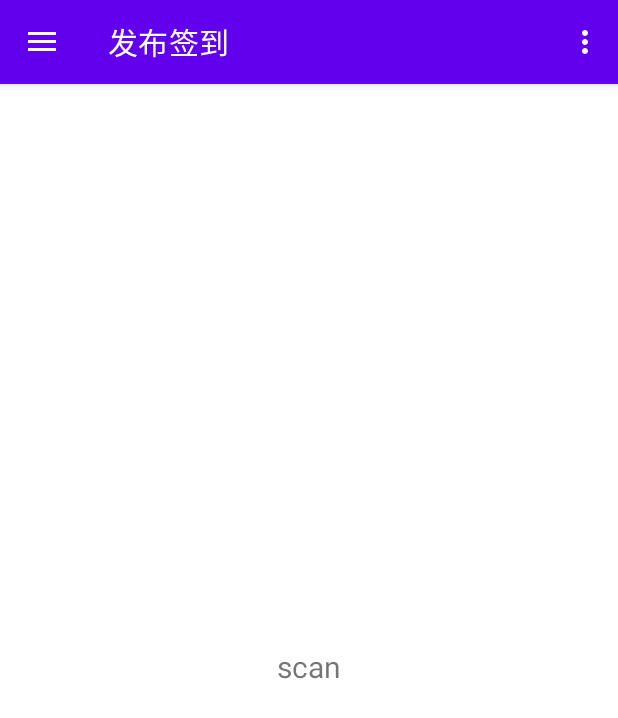
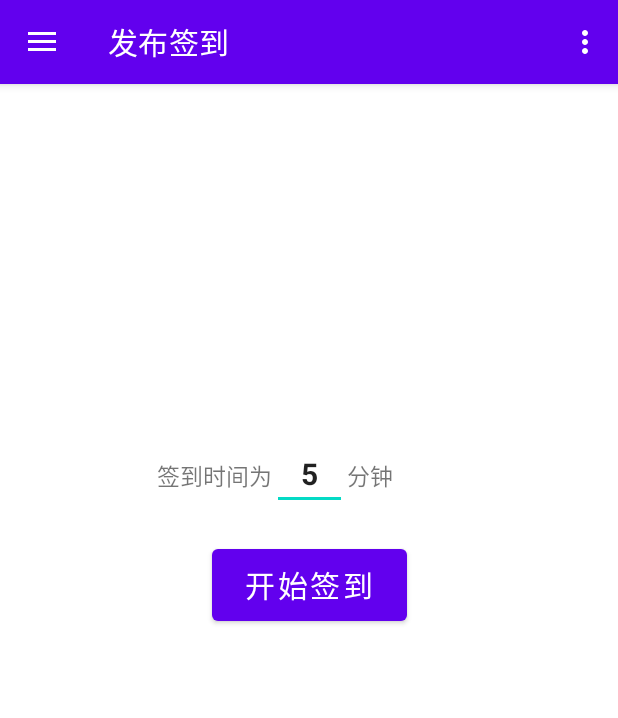
Before and after one commit to AyakaOvO/QRcodeScan, an Android app: the screen it shows after launch (MainActivity), in the side drawer, after a tap on "发布签到", on a phone screen of 412 x 824 dp. Shown: the top 718 px of the screen. Run offline under Robolectric (Android 15) with nearby library versions, the phone set to English and light mode, and no system bars; our stand-ins replace navigation-ui; libraries missing offline, so code that uses them is left out: com.yxing, com.yxing.def; 1 statement that could not run was skipped.

Commit message:
0.3基础功能完成

```diff
--- a/app/build.gradle
+++ b/app/build.gradle
@@ -45,4 +45,6 @@ dependencies {
     testImplementation 'junit:junit:4.13.2'
     androidTestImplementation 'androidx.test.ext:junit:1.1.5'
     androidTestImplementation 'androidx.test.espresso:espresso-core:3.5.1'
+    implementation 'com.github.amggg:YXing:V2.0.1'
+
 }
--- a/app/src/main/AndroidManifest.xml
+++ b/app/src/main/AndroidManifest.xml
@@ -25,4 +25,10 @@
         </activity>
     </application>
 
+    <uses-permission android:name="android.permission.CAMERA"/>
+    <uses-feature android:name="android.hardware.camera" />
+
+    <uses-permission android:name="android.permission.WRITE_EXTERNAL_STORAGE"/>
+    <uses-permission android:name="android.permission.READ_EXTERNAL_STORAGE"/>
+    <uses-permission android:name="android.permission.MANAGE_EXTERNAL_STORAGE"/>
 </manifest>
--- /dev/null
+++ b/app/src/main/java/com/example/signapp/scan/Permission.java
@@ -0,0 +1,49 @@
+package com.example.signapp.scan;
+
+
+import android.Manifest;
+import android.app.Activity;
+import android.content.pm.PackageManager;
+import android.os.Build;
+
+import androidx.core.app.ActivityCompat;
+import androidx.core.content.ContextCompat;
+
+public class Permission {
+    public static final int REQUEST_CODE = 5;
+    //定义三个权限
+    private static final String[] permission = new String[]{
+            Manifest.permission.CAMERA,
+            Manifest.permission.READ_EXTERNAL_STORAGE,
+            Manifest.permission.WRITE_EXTERNAL_STORAGE,
+    };
+    //每个权限是否已授
+    public static boolean isPermissionGranted(Activity activity){
+        if(Build.VERSION.SDK_INT >= 23){
+            for(int i = 0; i < permission.length;i++) {
+                int checkPermission = ContextCompat.checkSelfPermission(activity,permission[i]);
+                /***
+                 * checkPermission返回两个值
+                 * 有权限: PackageManager.PERMISSION_GRANTED
+                 * 无权限: PackageManager.PERMISSION_DENIED
+                 */
+                if(checkPermission != PackageManager.PERMISSION_GRANTED){
+                    return false;
+                }
+            }
+            return true;
+        }else{
+            return true;
+        }
+    }
+
+    public static boolean checkPermission(Activity activity){
+        if(isPermissionGranted(activity)) {
+            return true;
+        } else {
+            //如果没有设置过权限许可，则弹出系统的授权窗口
+            ActivityCompat.requestPermissions(activity,permission,REQUEST_CODE);
+            return false;
+        }
+    }
+}
--- a/app/src/main/java/com/example/signapp/ui/gallery/GalleryFragment.java
+++ /dev/null
@@ -1,31 +0,0 @@
-package com.example.signapp.ui.gallery;
-
-import android.os.Bundle;
-import android.view.LayoutInflater;
-import android.view.View;
-import android.view.ViewGroup;
-import android.widget.TextView;
-
-import androidx.annotation.NonNull;
-import androidx.fragment.app.Fragment;
-import androidx.lifecycle.ViewModelProvider;
-
-import com.example.signapp.R;
-import com.example.signapp.databinding.FragmentGalleryBinding;
-
-public class GalleryFragment extends Fragment {
-
-    private FragmentGalleryBinding binding;
-
-    public View onCreateView(@NonNull LayoutInflater inflater,
-                             ViewGroup container, Bundle savedInstanceState) {
-        View view = inflater.inflate(R.layout.fragment_home, container, false);
-        return view;
-    }
-
-    @Override
-    public void onDestroyView() {
-        super.onDestroyView();
-        binding = null;
-    }
-}
--- a/app/src/main/java/com/example/signapp/ui/information/InformationFragment.java
+++ b/app/src/main/java/com/example/signapp/ui/information/InformationFragment.java
@@ -13,11 +13,11 @@ import androidx.fragment.app.Fragment;
 import androidx.lifecycle.ViewModelProvider;
 
 import com.example.signapp.R;
-import com.example.signapp.databinding.FragmentHomeBinding;
+
 
 public class InformationFragment extends Fragment {
 
-    private FragmentHomeBinding binding;
+
 
     public View onCreateView(@NonNull LayoutInflater inflater,
                              ViewGroup container, Bundle savedInstanceState) {
@@ -28,6 +28,6 @@ public class InformationFragment extends Fragment {
     @Override
     public void onDestroyView() {
         super.onDestroyView();
-        binding = null;
+
     }
 }
--- a/app/src/main/java/com/example/signapp/ui/home/HomeFragment.java
+++ b/app/src/main/java/com/example/signapp/ui/manage/ManageFragment.java
@@ -1,31 +1,29 @@
-package com.example.signapp.ui.home;
+package com.example.signapp.ui.manage;
 
 import android.os.Bundle;
 import android.view.LayoutInflater;
 import android.view.View;
 import android.view.ViewGroup;
-import android.widget.TextView;
 
 import androidx.annotation.NonNull;
 import androidx.fragment.app.Fragment;
-import androidx.lifecycle.ViewModelProvider;
 
 import com.example.signapp.R;
-import com.example.signapp.databinding.FragmentHomeBinding;
 
-public class HomeFragment extends Fragment {
 
-    private FragmentHomeBinding binding;
+public class ManageFragment extends Fragment {
+
+
 
     public View onCreateView(@NonNull LayoutInflater inflater,
                              ViewGroup container, Bundle savedInstanceState) {
-       View view = inflater.inflate(R.layout.fragment_home, container, false);
+        View view = inflater.inflate(R.layout.fragment_manage, container, false);
         return view;
     }
 
     @Override
     public void onDestroyView() {
         super.onDestroyView();
-        binding = null;
+
     }
 }
--- /dev/null
+++ b/app/src/main/java/com/example/signapp/ui/scan/ScanFragment.java
@@ -0,0 +1,94 @@
+package com.example.signapp.ui.scan;
+
+import android.app.Activity;
+import android.content.Intent;
+import android.content.pm.PackageManager;
+import android.os.Bundle;
+import android.util.Log;
+import android.view.LayoutInflater;
+import android.view.View;
+import android.view.ViewGroup;
+import android.widget.Button;
+
+import androidx.annotation.NonNull;
+import androidx.annotation.Nullable;
+import androidx.appcompat.app.AppCompatActivity;
+import androidx.fragment.app.Fragment;
+import androidx.fragment.app.FragmentManager;
+
+import com.example.signapp.MainActivity;
+import com.example.signapp.R;
+import com.example.signapp.scan.Permission;
+import com.yxing.ScanCodeActivity;
+import com.yxing.ScanCodeConfig;
+import com.yxing.def.ScanStyle;
+
+
+public class ScanFragment extends Fragment {
+
+
+    AppCompatActivity appCompatActivity;
+    Fragment ScanFragment;
+    Button ScanButton ;
+
+    public View onCreateView(@NonNull LayoutInflater inflater,
+                             ViewGroup container, Bundle savedInstanceState) {
+       View view = inflater.inflate(R.layout.fragment_scan, container, false);
+
+
+       appCompatActivity = (AppCompatActivity) getActivity();
+       ScanFragment = getParentFragment();
+
+        ScanButton =  view.findViewById(R.id.ScanButton);
+        Permission.checkPermission(appCompatActivity);
+        ScanButton.setOnClickListener(new View.OnClickListener() {
+            @Override
+            public void onClick(View v) {
+
+
+                    ScanCodeConfig.create(appCompatActivity,ScanFragment )
+                            .setStyle(ScanStyle.WECHAT )
+                            //扫码成功是否播放音效  true ： 播放   false ： 不播放
+                            .setPlayAudio(false)
+                            .buidler()
+                            //跳转扫码页   扫码页可自定义样式
+                            .start(ScanCodeActivity.class);
+                }
+
+
+
+        });
+
+
+        return view;
+    }
+
+    @Override
+    public void onDestroyView() {
+        super.onDestroyView();
+
+    }
+
+
+@Override
+public void onRequestPermissionsResult(
+        int requestCode, @NonNull String[] permissions, @NonNull int[] grantResults) {
+    super.onRequestPermissionsResult(requestCode, permissions, grantResults);
+    if (requestCode == Permission.REQUEST_CODE) {
+        for (int grantResult : grantResults) {
+            if (grantResult != PackageManager.PERMISSION_GRANTED) {
+                Log.e("Permission","授权失败！");
+                // 授权失败，退出应用
+                appCompatActivity.finish();
+                return;
+            }
+        }
+    }
+}
+
+
+
+
+
+
+}
--- /dev/null
+++ b/app/src/main/java/com/example/signapp/ui/sign/SignFragment.java
@@ -0,0 +1,163 @@
+package com.example.signapp.ui.sign;
+
+import android.graphics.Bitmap;
+import android.os.Bundle;
+import android.os.Handler;
+import android.util.Log;
+import android.view.KeyEvent;
+import android.view.LayoutInflater;
+import android.view.View;
+import android.view.ViewGroup;
+import android.widget.Button;
+import android.widget.EditText;
+import android.widget.ImageView;
+import android.widget.TextView;
+
+import androidx.annotation.NonNull;
+import androidx.fragment.app.Fragment;
+
+import com.example.signapp.R;
+import com.yxing.ScanCodeConfig;
+
+import java.text.SimpleDateFormat;
+import java.time.LocalDateTime;
+import java.time.LocalTime;
+import java.time.format.DateTimeFormatter;
+import java.util.Calendar;
+import java.util.Date;
+import java.util.Locale;
+import java.util.Timer;
+import java.util.TimerTask;
+
+public class SignFragment extends Fragment {
+
+        private Handler handler =null;
+        private Bitmap bitmap ;
+        private ImageView imageView;
+        private Button StarQRCodeButton;
+        private Button EndQRCodeButton;
+        private EditText editText;
+
+        private int SignTime;
+
+    public View onCreateView(@NonNull LayoutInflater inflater,
+                             ViewGroup container, Bundle savedInstanceState) {
+        View view = inflater.inflate(R.layout.fragment_sign, container, false);
+        handler = new Handler();
+
+        editText = view.findViewById(R.id.SignTime_input);
+        editText.setOnEditorActionListener(new TextView.OnEditorActionListener() {
+            @Override
+            public boolean onEditorAction(TextView v, int actionId, KeyEvent event) {
+                SignTime = Integer.parseInt(editText.getText().toString());
+                return false;
+            }
+        });
+        SignTime = Integer.parseInt(editText.getText().toString());
+
+        StarQRCodeButton = view.findViewById(R.id.Start_Sign_Button);
+        EndQRCodeButton = view.findViewById(R.id.End_Sign_Button);
+        EndQRCodeButton.setVisibility(View.GONE);
+        StarQRCodeButton.setOnClickListener(new BtnOnClickListener());
+        imageView = view.findViewById(R.id.sign_QRCode);
+        imageView.setVisibility(View.GONE);
+        return view;
+    }
+
+    class BtnOnClickListener implements View.OnClickListener {
+
+        private volatile boolean thread_stop = true;
+        private Date starDate;
+
+        public void distanceTime(Date starDate){
+            Date date = new Date();
+            if((date.getTime() - starDate.getTime())> (long) SignTime *60*1000){
+                thread_stop = false;
+            }
+
+        }
+
+        public void stopThread() {
+            thread_stop = false;
+        }
+
+
+        @Override
+        public void onClick(View v) {
+
+            starDate = new Date();
+
+            final long timeInterval = 5000;
+            imageView.setVisibility(View.VISIBLE);
+            StarQRCodeButton.setVisibility(View.GONE);
+            EndQRCodeButton.setVisibility(View.VISIBLE);
+
+
+
+            Thread t  = new Thread() {
+
+
+                @Override
+                public void run() {
+
+                    while (thread_stop  ){
+
+                        Calendar calendar = Calendar.getInstance(Locale.CHINA);
+
+                        Date date = calendar.getTime();
+                        distanceTime(date);
+                        String url  =date.toString();
+
+                        String dateString = date.toString();
+                        Log.d("date",url);
+                        bitmap = ScanCodeConfig.createQRCode(url);
+                        handler.post(runnable);
+                        Log.d("QRCode","QRCode");
+
+                        try {
+                            sleep(timeInterval);
+                        } catch (InterruptedException e) {
+                            throw new RuntimeException(e);
+                        }
+                    }
+
+
+            }
+
+                };
+                t.start();
+                ;
+
+
+            EndQRCodeButton.setOnClickListener(new View.OnClickListener() {
+                @Override
+                public void onClick(View v) {
+                    stopThread();
+                    Log.d("Thread","Thread Stop");
+                    StarQRCodeButton.setVisibility(View.VISIBLE);
+                    EndQRCodeButton.setVisibility(View.GONE);
+                    imageView.setVisibility(View.GONE);
+                }
+            });
+    }
+
+
+
+
+    }
+    Runnable runnable = new Runnable() {
+        @Override
+        public void run() {
+            imageView.setImageBitmap(bitmap);
+        }
+    };
+
+
+
+
+    @Override
+    public void onDestroyView() {
+        super.onDestroyView();
+
+    }
+}
--- a/app/src/main/res/layout/fragment_slideshow.xml
+++ b/app/src/main/res/layout/fragment_manage.xml
@@ -5,7 +5,7 @@
     android:layout_width="match_parent"
     android:layout_height="match_parent"
     android:id="@+id/nav_manage"
-    tools:context=".ui.slideshow.SlideshowFragment">
+    tools:context=".ui.manage.ManageFragment">
 
     <TextView
         android:id="@+id/text_slideshow"
--- /dev/null
+++ b/app/src/main/res/layout/fragment_sign.xml
@@ -0,0 +1,85 @@
+<?xml version="1.0" encoding="utf-8"?>
+<androidx.constraintlayout.widget.ConstraintLayout xmlns:android="http://schemas.android.com/apk/res/android"
+    xmlns:app="http://schemas.android.com/apk/res-auto"
+    xmlns:tools="http://schemas.android.com/tools"
+    android:id="@+id/nav_sign"
+    android:layout_width="match_parent"
+    android:layout_height="match_parent"
+    tools:context=".ui.sign.SignFragment">
+
+
+
+        android:layout_width="wrap_content"
+        android:layout_height="wrap_content"
+        app:layout_constraintEnd_toEndOf="parent"
+        app:layout_constraintStart_toStartOf="parent"
+
+        tools:layout_editor_absoluteY="77dp">
+
+        <TextView
+            android:layout_width="wrap_content"
+            android:layout_height="wrap_content"
+            android:text="签到时间为"
+            android:textSize="15dp"
+            app:layout_constraintBaseline_toBaselineOf="@id/SignTime_input"
+            app:layout_constraintEnd_toStartOf="@id/SignTime_input" />
+
+        <EditText
+            android:id="@+id/SignTime_input"
+            android:layout_width="50dp"
+            android:layout_height="wrap_content"
+            android:layout_marginBottom="20dp"
+            android:inputType="number"
+            android:text="5"
+            android:textAlignment="center"
+            android:textSize="20dp"
+            android:textStyle="bold"
+            app:layout_constraintBottom_toTopOf="@id/Start_Sign_Button"
+            app:layout_constraintEnd_toEndOf="parent"
+            app:layout_constraintStart_toStartOf="parent" />
+
+        <TextView
+            android:layout_width="wrap_content"
+            android:layout_height="wrap_content"
+            android:text="分钟"
+            android:textSize="15dp"
+            app:layout_constraintBaseline_toBaselineOf="@id/SignTime_input"
+            app:layout_constraintStart_toEndOf="@id/SignTime_input" />
+
+
+
+    <Button
+        android:id="@+id/Start_Sign_Button"
+        android:layout_width="130dp"
+        android:layout_height="60dp"
+        android:text="@string/Start_sign"
+        android:textAlignment="center"
+        android:textSize="20sp"
+        android:layout_marginBottom="20dp"
+        app:layout_constraintBottom_toTopOf="@id/sign_QRCode"
+        app:layout_constraintEnd_toEndOf="parent"
+        app:layout_constraintStart_toStartOf="parent" />
+
+    <ImageView
+        android:id="@+id/sign_QRCode"
+        android:layout_width="300dp"
+        android:layout_height="300dp"
+        app:layout_constraintBottom_toBottomOf="parent"
+        app:layout_constraintEnd_toEndOf="parent"
+        app:layout_constraintStart_toStartOf="parent"
+        app:layout_constraintTop_toTopOf="parent"/>
+
+
+    <Button
+        android:id="@+id/End_Sign_Button"
+        android:layout_width="130dp"
+        android:layout_height="60dp"
+        android:text="@string/End_sign"
+        android:textAlignment="center"
+        android:textSize="20sp"
+        android:layout_marginTop="20dp"
+        app:layout_constraintStart_toStartOf="@id/Start_Sign_Button"
+        app:layout_constraintTop_toBottomOf="@id/sign_QRCode"
+         />
+
+</androidx.constraintlayout.widget.ConstraintLayout>
--- a/app/src/main/res/navigation/mobile_navigation.xml
+++ b/app/src/main/res/navigation/mobile_navigation.xml
@@ -7,25 +7,25 @@
 
     <fragment
         android:id="@+id/nav_scan"
-        android:name="com.example.signapp.ui.home.HomeFragment"
+        android:name="com.example.signapp.ui.scan.ScanFragment"
         android:label="@string/menu_scan"
-        tools:layout="@layout/fragment_home" />
+        tools:layout="@layout/fragment_scan" />
 
     <fragment
         android:id="@+id/nav_sign"
-        android:name="com.example.signapp.ui.gallery.GalleryFragment"
+        android:name="com.example.signapp.ui.sign.SignFragment"
         android:label="@string/menu_sign"
-        tools:layout="@layout/fragment_gallery" />
+        tools:layout="@layout/fragment_sign" />
 
     <fragment
         android:id="@+id/nav_manage"
-        android:name="com.example.signapp.ui.slideshow.SlideshowFragment"
+        android:name="com.example.signapp.ui.manage.ManageFragment"
         android:label="@string/menu_manage"
-        tools:layout="@layout/fragment_slideshow" />
+        tools:layout="@layout/fragment_manage" />
     <fragment
         android:id="@+id/nav_information"
         android:name="com.example.signapp.ui.information.InformationFragment"
         android:label="@string/menu_information"
-        tools:layout="@layout/fragment_slideshow" />
+        tools:layout="@layout/fragment_manage" />
 
 </navigation>
--- a/app/src/main/res/values/strings.xml
+++ b/app/src/main/res/values/strings.xml
@@ -16,4 +16,7 @@
     <string name="menu_information">我的信息</string>
     <!-- TODO: Remove or change this placeholder text -->
     <string name="hello_blank_fragment">Hello blank fragment</string>
+    <string name="StarScan">开始扫码</string>
+    <string name="Start_sign">开始签到</string>
+    <string name="End_sign">结束签到</string>
 </resources>
```
Also changed, not shown: app/src/main/java/com/example/signapp/scan/ScanInternet.java (added, +10 -0 lines), app/src/main/java/com/example/signapp/ui/slideshow/SlideshowFragment.java (deleted, +0 -31 lines), app/src/main/res/layout/fragment_gallery.xml (deleted, +0 -24 lines), app/src/main/res/layout/fragment_scan.xml (renamed from app/src/main/res/layout/fragment_home.xml, +10 -2 lines).
